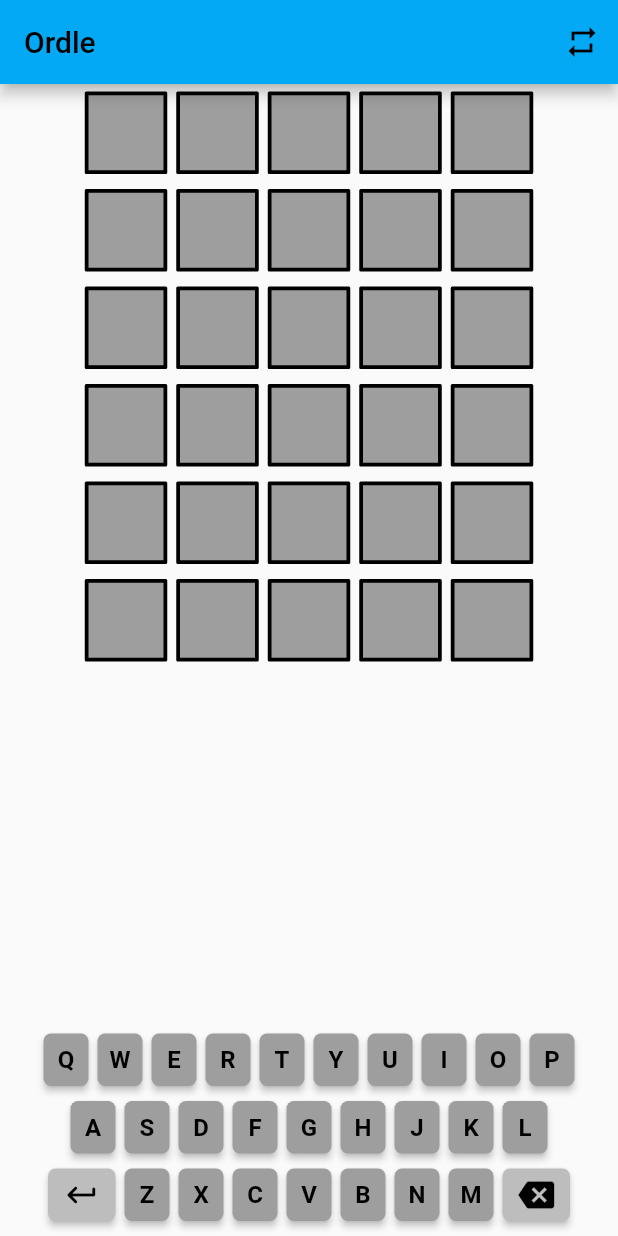
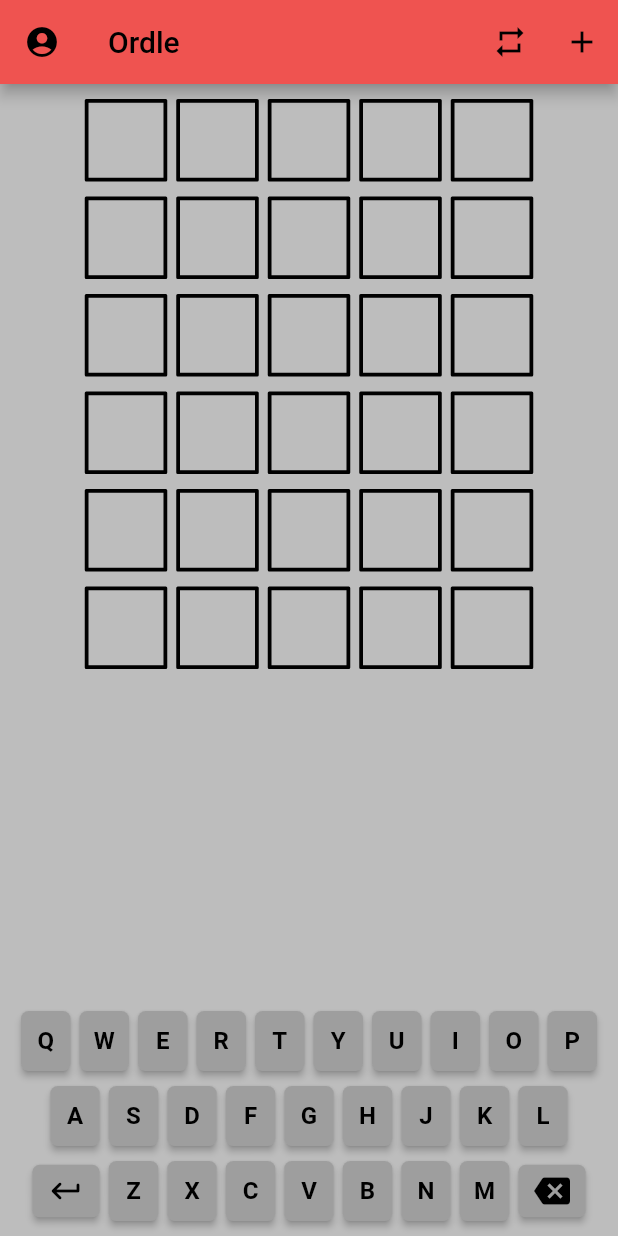
Before and after one commit to aminaramoon/ordle, a Flutter app: the screen it shows after launch, after a tap on the "keyboard return" icon, on a phone screen of 412 x 824 dp. Run offline on Flutter 3.47's test engine with Material 2 defaults, Android fonts, the phone set to English and light mode, and no system bars; our stand-ins replace shared_preferences; project files that could hold a hidden picture were left out.

Commit message:
(+) better use of AppTheme (+) IoService loading new works each time

```diff
--- a/lib/main.dart
+++ b/lib/main.dart
@@ -2,13 +2,15 @@ import 'package:flutter/material.dart';
 import 'package:provider/provider.dart';
 
 import 'package:wordle/screens/game_screen.dart';
-// import 'package:wordle/services/io_service.dart';
+import 'package:wordle/services/app_theme.dart';
+import 'package:wordle/services/io_service.dart';
 import 'package:wordle/states/keyboard_provider.dart';
 import 'package:wordle/widgets/lifetime_reactor.dart';
 
 Future main() async {
-  // IoService ioService = IoService();
-  // ioService.init();
+  WidgetsFlutterBinding.ensureInitialized();
+  IoService ioService = IoService();
+  ioService.init();
   runApp(const OrdleApp());
 }
 
@@ -19,13 +21,15 @@ class OrdleApp extends StatelessWidget {
   @override
   Widget build(BuildContext context) {
     return MultiProvider(
-      providers: [ChangeNotifierProvider(create: (_) => KeyboardProvider())],
+      providers: [
+        ChangeNotifierProvider(create: (_) => KeyboardProvider()),
+      ],
       child: MaterialApp(
         initialRoute: '/',
         title: 'Ordle',
         debugShowCheckedModeBanner: false,
         theme: ThemeData(
-          primarySwatch: Colors.lightBlue,
+          primarySwatch: Colors.amber,
         ),
         routes: {
           '/': (context) => const LifetimeReactor(child: GameScreen()),
--- a/lib/models/wordlist.dart
+++ b/lib/models/wordlist.dart
@@ -8,6 +8,11 @@ class WordList {
 
   String? next() => hasMore ? words.elementAt(meta.index++) : null;
 
+  void reload(List<String> newWords) {
+    words.clear();
+    words.addAll(newWords);
+  }
+
   bool get isEmpty => words.isEmpty;
 
   bool get hasMore => words.isNotEmpty && meta.index < words.length - 1;
--- a/lib/screens/game_screen.dart
+++ b/lib/screens/game_screen.dart
@@ -1,5 +1,6 @@
 import 'package:flutter/material.dart';
 import 'package:provider/provider.dart';
+import 'package:wordle/services/app_theme.dart';
 import 'package:wordle/states/keyboard_provider.dart';
 import 'package:wordle/widgets/keyboard.dart';
 import 'package:wordle/widgets/wordpad.dart';
@@ -10,17 +11,36 @@ class GameScreen extends StatelessWidget {
   @override
   Widget build(BuildContext context) {
     return Scaffold(
+      drawerEnableOpenDragGesture: false,
+      backgroundColor: AppTheme.backgroundColor,
       appBar: AppBar(
+        backgroundColor: AppTheme.appbarBackgroundColor,
         title: const Text("Ordle"),
+        leading: IconButton(
+          icon: const Icon(Icons.account_circle),
+          tooltip: 'user',
+          onPressed: () => Scaffold.of(context).openDrawer(),
+        ),
         actions: [
           IconButton(
             icon: const Icon(Icons.repeat),
-            tooltip: 'restart',
+            tooltip: 'reset',
             onPressed: () => context.read<KeyboardProvider>().reset(),
+          ),
+          IconButton(
+            icon: const Icon(Icons.add),
+            tooltip: 'add word',
+            onPressed: () => {},
           ),
         ],
       ),
-      body: Center(
+      drawer: const Drawer(
+        child: Text("hello"),
+        backgroundColor: Colors.amber,
+        elevation: 10,
+      ),
+      body: Container(
+        margin: const EdgeInsetsDirectional.only(top: 5),
         child: Column(
           mainAxisAlignment: MainAxisAlignment.center,
           children: <Widget>[
--- a/lib/services/app_theme.dart
+++ b/lib/services/app_theme.dart
@@ -1,15 +1,20 @@
-
-
 import 'package:flutter/material.dart';
 
 class AppTheme {
-  static const Color backgroundColor = Colors.white;
+  static const Color keyFontColor = Colors.black;
+  static const Color letterFontColor = Colors.black;
+
+  static const Color themeColor = Color.fromRGBO(239, 83, 80, 1);
+  static const Color appbarBackgroundColor = Color.fromRGBO(239, 83, 80, 1);
+  static const Color backgroundColor =
+      Color.fromRGBO(189, 189, 189, 1); // Color.fromARGB(255, 255, 228, 152);
   static const Color accentColor = Colors.blue;
 
+  static const Color panelColor = Colors.transparent;
   static const Color keypadColor = Colors.grey;
   static const Color textColor = Colors.black;
 
   static const Color correctLetterColor = Colors.green;
-  static const Color usedLetterColor =  Color.fromARGB(255, 98, 94, 94);
+  static const Color usedLetterColor = Color.fromARGB(255, 98, 94, 94);
   static const Color misplacedLetterColor = Colors.orangeAccent;
 }
--- a/lib/services/io_service.dart
+++ b/lib/services/io_service.dart
@@ -22,11 +22,11 @@ class IoService {
 
   Future<String> nextWord() async {
     final str = _nextWordList().then((wordlist) => wordlist.next()!.toUpperCase());
-    // _saveMetaData(_cachedWordList!.meta);
+    if (_cachedWordList != null) await _saveMetaData(_cachedWordList!.meta);
     return str;
   }
 
-  Future<bool> saveMetaData(MetaData meta) async {
+  Future<bool> _saveMetaData(MetaData meta) async {
     return _preferences.setString("meta", meta.toString());
   }
 
@@ -35,8 +35,7 @@ class IoService {
       if (_cachedWordList!.hasMore) {
         return _cachedWordList!;
       } else {
-        _cachedWordList =
-            WordList(meta: _loadMetaData(), words: await _loadMoreWords());
+        _cachedWordList!.reload(await _loadMoreWords());
       }
     } else {
       _cachedWordList =
@@ -46,9 +45,8 @@ class IoService {
   }
 
   MetaData _loadMetaData() {
-    return MetaData.empty();
-    // final meta = _preferences.getString("meta");
-    // return (meta != null) ? MetaData.fromString(meta) : MetaData.empty();
+    final meta = _preferences.getString("meta");
+    return (meta != null) ? MetaData.fromString(meta) : MetaData.empty();
   }
 
   Future<List<String>> _loadMoreWords() async {
--- a/lib/widgets/keyboard.dart
+++ b/lib/widgets/keyboard.dart
@@ -22,7 +22,7 @@ class CharKeyPad extends StatelessWidget {
     return Padding(
         padding: const EdgeInsets.fromLTRB(3.0, 5.0, 3.0, 5.0),
         child: ConstrainedBox(
-            constraints: const BoxConstraints.expand(height: 35.0, width: 30.0),
+            constraints: const BoxConstraints.expand(height: 40.0, width: 33.0),
             child: ElevatedButton(
               style: ButtonStyle(
                 shape: MaterialStateProperty.all<OutlinedBorder?>(
@@ -39,7 +39,7 @@ class CharKeyPad extends StatelessWidget {
                   style: const TextStyle(
                     fontSize: 16,
                     fontWeight: FontWeight.bold,
-                    color: Colors.black,
+                    color: AppTheme.keyFontColor,
                   ),
                 ),
               ),
@@ -50,12 +50,11 @@ class CharKeyPad extends StatelessWidget {
 }
 
 class ActionKeyPad extends StatelessWidget {
-  const ActionKeyPad(
-      {Key? key, required this.icon, required this.iconColor, this.callback})
+  const ActionKeyPad({Key? key, required this.icon, this.callback})
       : super(key: key);
 
   final IconData icon;
-  final Color iconColor;
+  final Color iconColor = AppTheme.keyFontColor;
   final VoidCallback? callback;
 
   @override
@@ -70,7 +69,7 @@ class ActionKeyPad extends StatelessWidget {
                     RoundedRectangleBorder(
                         borderRadius: BorderRadius.circular(5.0))),
                 backgroundColor:
-                    MaterialStateProperty.all<Color?>(Colors.grey[400]),
+                    MaterialStateProperty.all<Color?>(AppTheme.keypadColor),
                 padding: MaterialStateProperty.all<EdgeInsets?>(
                     const EdgeInsets.all(0)),
               ),
@@ -127,7 +126,6 @@ class Keyboard extends StatelessWidget {
                 children: [
                   ActionKeyPad(
                     icon: Icons.keyboard_return_rounded,
-                    iconColor: Colors.black,
                     callback: () async {
                       var provider = context.read<KeyboardProvider>();
                       var result = await provider.submitAnswer();
@@ -170,7 +168,6 @@ class Keyboard extends StatelessWidget {
                       }),
                   ActionKeyPad(
                       icon: Icons.backspace,
-                      iconColor: Colors.black,
                       callback: () =>
                           context.read<KeyboardProvider>().removeLetter()),
                 ]),
--- a/lib/widgets/wordpad.dart
+++ b/lib/widgets/wordpad.dart
@@ -11,7 +11,7 @@ class LetterPad extends StatelessWidget {
     } else {
       letter = String.fromCharCode(code & 0xFF);
       backgroundColor = (code & 0x300 == 0)
-          ? AppTheme.keypadColor
+          ? AppTheme.panelColor
           : (code & 0x100 != 0)
               ? AppTheme.correctLetterColor
               : AppTheme.misplacedLetterColor;
@@ -39,7 +39,7 @@ class LetterPad extends StatelessWidget {
               style: const TextStyle(
                 fontSize: 16,
                 fontWeight: FontWeight.bold,
-                color: Colors.white,
+                color: AppTheme.letterFontColor,
               ),
             ),
           ),
@@ -81,10 +81,10 @@ class WordPads extends StatelessWidget {
         children: [
           for (int i = 0; i != numberOfGuesses; ++i)
             Selector<KeyboardProvider, String>(
-              selector: (_, provider) => provider.guessWords[i],
-              builder: (context, word, child) {
-                return WordPad(keyword: word);
-              })
+                selector: (_, provider) => provider.guessWords[i],
+                builder: (context, word, child) {
+                  return WordPad(keyword: word);
+                })
         ],
       ),
     );
```
